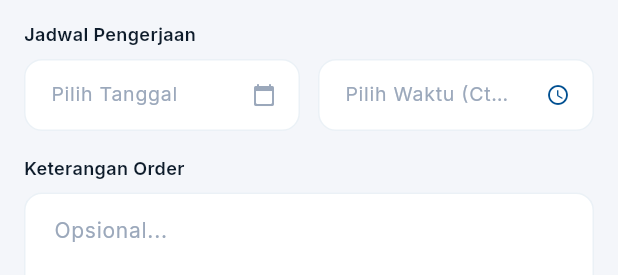
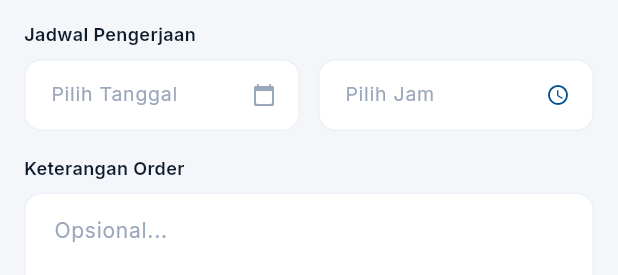
Before and after one commit to iqbalfhrzii/Mobile-KlinKlin, a Flutter app: the _Step1Info widget shown alone on an empty page, opened directly with empty values, on a phone screen of 412 x 824 dp. Shown: the part 601-876 px from the top of the screen. Run offline on Flutter 3.47's test engine with Material 3 defaults, Android fonts, the phone set to English and light mode, and no system bars; our stand-ins replace dio, equatable, firebase_core, firebase_messaging, flutter_bloc, go_router and 7 more; accounts and stored records are empty; network calls fail.

Commit message:
Use TimePicker for order time instead of text input

```diff
--- a/lib/features/orders/screens/create_order_screen.dart
+++ b/lib/features/orders/screens/create_order_screen.dart
@@ -725,7 +725,7 @@ class _Step1InfoState extends State<_Step1Info> {
                 child: _timeField(
                   context,
                   _waktuCtrl,
-                  hint: 'Pilih Waktu (Cth: 09:00 - 12:00)',
+                  hint: 'Pilih Jam',
                 ),
               ),
             ],
@@ -832,10 +832,19 @@ class _Step1InfoState extends State<_Step1Info> {
   }) {
     return TextField(
       controller: ctrl,
-      readOnly: false, // Let user type freely because of "09:00 - 12:00" format
-      onChanged: (v) {
-        widget.draft.waktuPengerjaan = v;
-        widget.onChanged();
+      readOnly: true,
+      onTap: () async {
+        final picked = await showTimePicker(
+          context: context,
+          initialTime: TimeOfDay.now(),
+        );
+        if (picked != null) {
+          final hr = picked.hour.toString().padLeft(2, '0');
+          final mn = picked.minute.toString().padLeft(2, '0');
+          ctrl.text = "$hr:$mn";
+          widget.draft.waktuPengerjaan = ctrl.text;
+          widget.onChanged();
+        }
       },
       style: GoogleFonts.inter(fontSize: 13, color: AppColors.textDark),
       decoration: InputDecoration(
@@ -859,25 +868,10 @@ class _Step1InfoState extends State<_Step1Info> {
           borderRadius: BorderRadius.circular(12),
           borderSide: const BorderSide(color: AppColors.primary, width: 1.5),
         ),
-        suffixIcon: GestureDetector(
-          onTap: () async {
-            final picked = await showTimePicker(
-              context: context,
-              initialTime: TimeOfDay.now(),
-            );
-            if (picked != null) {
-              final hr = picked.hour.toString().padLeft(2, '0');
-              final mn = picked.minute.toString().padLeft(2, '0');
-              ctrl.text = "$hr:$mn";
-              widget.draft.waktuPengerjaan = ctrl.text;
-              widget.onChanged();
-            }
-          },
-          child: const Icon(
-            Icons.access_time_rounded,
-            size: 16,
-            color: AppColors.primary,
-          ),
+        suffixIcon: const Icon(
+          Icons.access_time_rounded,
+          size: 16,
+          color: AppColors.primary,
         ),
       ),
     );
```
